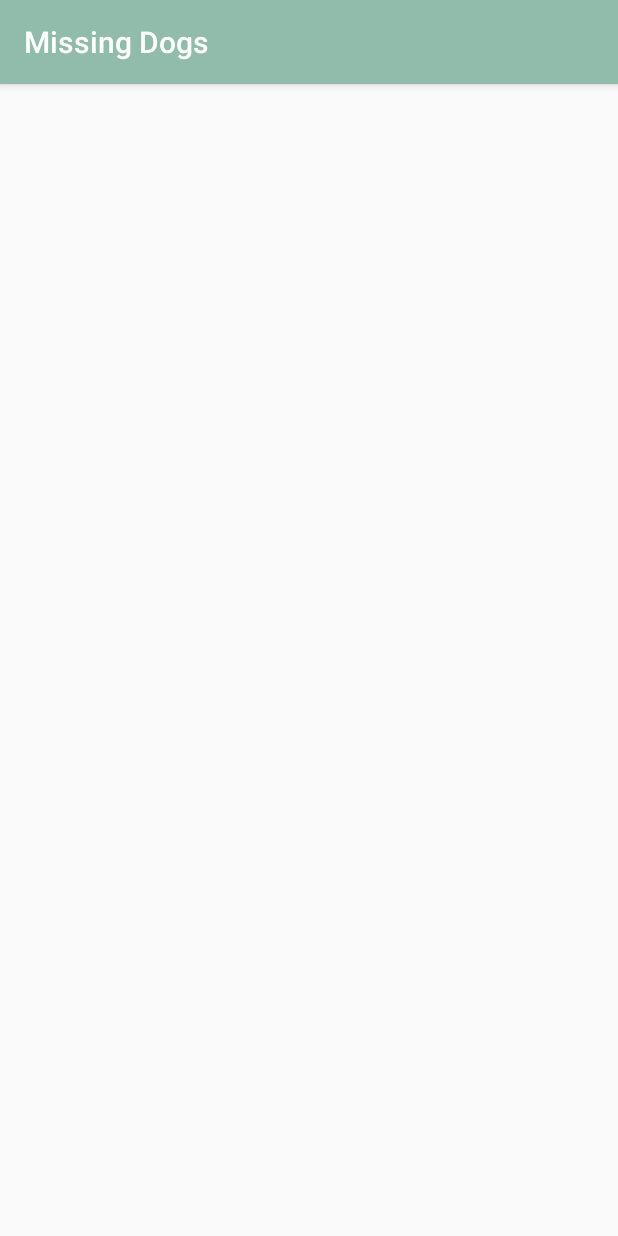
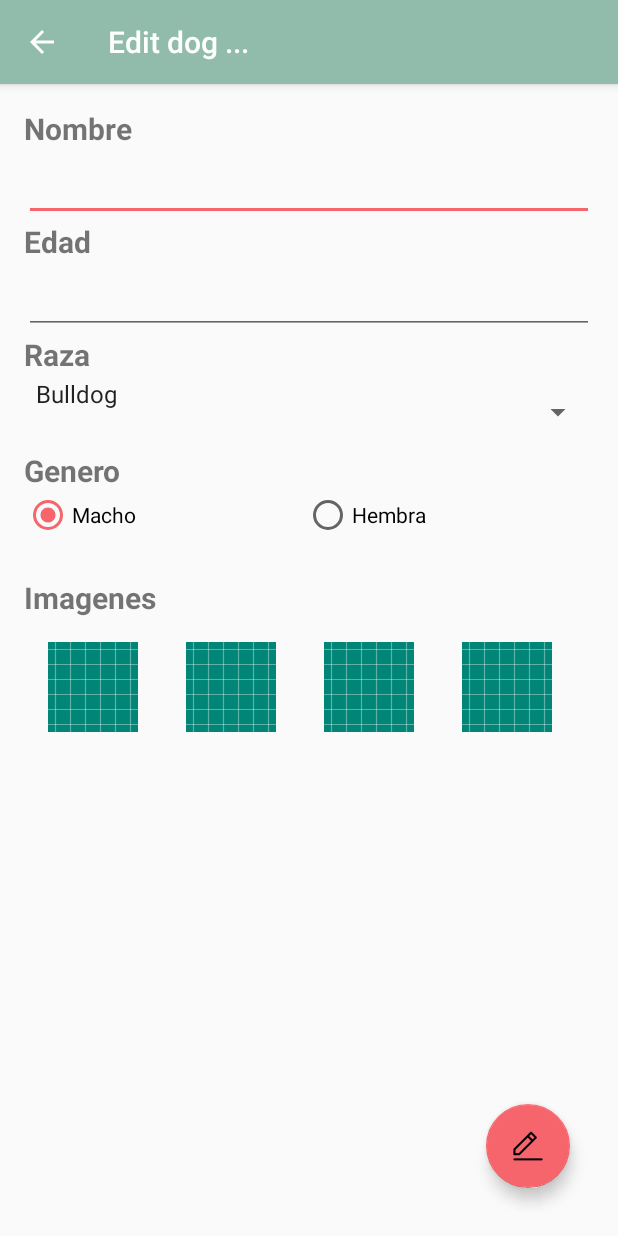
Before and after one commit to MiguelBalderrama97/Firebase, an Android app: the EditMyDog screen opened directly, with no data from a screen before it, on a phone screen of 412 x 824 dp. Run offline under Robolectric (Android 15) with nearby library versions, the phone set to English and light mode, and no system bars; our stand-ins replace Firebase (no records; nobody signed in at launch, a user with empty details on screens opened directly); 1 statement that could not run was skipped.

Commit message:
Layout EditDogs
Sin funcionamiento

```diff
--- a/Prototipo/app/src/main/AndroidManifest.xml
+++ b/Prototipo/app/src/main/AndroidManifest.xml
@@ -11,7 +11,13 @@
         android:roundIcon="@mipmap/ic_launcher_round"
         android:supportsRtl="true"
         android:theme="@style/AppTheme">
-        <activity android:name=".Activities.Activities.EditMyDog"></activity>
+        <activity
+            android:name=".Activities.Activities.EditMyDog"
+            android:parentActivityName=".Activities.Activities.MyDogs">
+            <meta-data
+                android:name="android.support.PARENT_ACTIVITY"
+                android:value=".Activities.Activities.MyDogs" />
+        </activity>
         <activity
             android:name=".Activities.Activities.ReportDog"
             android:parentActivityName=".Activities.Activities.MyDogs">
--- a/Prototipo/app/src/main/java/com/example/miguel/prototipo/Activities/Activities/AddMyDog.java
+++ b/Prototipo/app/src/main/java/com/example/miguel/prototipo/Activities/Activities/AddMyDog.java
@@ -123,6 +123,7 @@ public class AddMyDog extends AppCompatActivity implements AdapterView.OnItemSel
                     Perro perro = new Perro(R.mipmap.ic_perro,edad, R.mipmap.ic_perro2,R.mipmap.ic_perro3,R.mipmap.ic_perro4, nombre,raza,"Mike", genero);
                     reference.push().setValue(perro);
                     Toast.makeText(AddMyDog.this, "Perro agregado", Toast.LENGTH_SHORT).show();
+                    finish();
                 }
             }
         });
--- a/Prototipo/app/src/main/java/com/example/miguel/prototipo/Activities/Activities/EditMyDog.java
+++ b/Prototipo/app/src/main/java/com/example/miguel/prototipo/Activities/Activities/EditMyDog.java
@@ -1,13 +1,101 @@
 package com.example.miguel.prototipo.Activities.Activities;
 
+import android.support.design.widget.FloatingActionButton;
 import android.support.v7.app.AppCompatActivity;
 import android.os.Bundle;
+import android.view.View;
+import android.widget.AdapterView;
+import android.widget.ArrayAdapter;
+import android.widget.EditText;
+import android.widget.ImageButton;
+import android.widget.RadioButton;
+import android.widget.Spinner;
+import android.widget.Toast;
 
-public class EditMyDog extends AppCompatActivity {
+import com.example.miguel.prototipo.R;
+import com.google.firebase.database.DatabaseReference;
+import com.google.firebase.database.FirebaseDatabase;
+
+public class EditMyDog extends AppCompatActivity implements AdapterView.OnItemSelectedListener {
+
+    private FirebaseDatabase database = FirebaseDatabase.getInstance();
+    private DatabaseReference reference;
+
+    private EditText etxtNom, etxtEdad;
+    private Spinner spinnerRaza;
+    private RadioButton rbMas, rbFem;
+    private ImageButton btnImage1, btnImage2, btnImage3, btnImage4;
+    private FloatingActionButton fabEditDog;
 
     @Override
     protected void onCreate(Bundle savedInstanceState) {
         super.onCreate(savedInstanceState);
         setContentView(R.layout.activity_edit_my_dog);
+
+        etxtNom = findViewById(R.id.etxtEditNom);
+        etxtEdad = findViewById(R.id.etxtEditEdad);
+        spinnerRaza = findViewById(R.id.spinnerEditRaza);
+        rbMas = findViewById(R.id.rbMasEditDog);
+        rbFem = findViewById(R.id.rbFemEditDog);
+        btnImage1 = findViewById(R.id.imgBtnEdit1);
+        btnImage2 = findViewById(R.id.imgBtnEdit2);
+        btnImage3 = findViewById(R.id.imgBtnEdit3);
+        btnImage4 = findViewById(R.id.imgBtnEdit4);
+        fabEditDog = findViewById(R.id.fabEditDog);
+
+        ArrayAdapter<CharSequence> adapter = ArrayAdapter.createFromResource(this, R.array.razas_array, android.R.layout.simple_spinner_item);
+        adapter.setDropDownViewResource(android.R.layout.simple_spinner_dropdown_item);
+        spinnerRaza.setAdapter(adapter);
+
+        spinnerRaza.setOnItemSelectedListener(this);
+
+        getSupportActionBar().setTitle("Edit dog ...");
+
+        Bundle bundle = getIntent().getExtras();
+
+        final String PATH_MY_DOG = bundle.getString("ID");
+        reference = database.getReference(MainActivity.PATH_DOGS).child(PATH_MY_DOG);
+
+        btnImage1.setOnClickListener(new View.OnClickListener() {
+            @Override
+            public void onClick(View v) {
+
+            }
+        });
+        btnImage2.setOnClickListener(new View.OnClickListener() {
+            @Override
+            public void onClick(View v) {
+
+            }
+        });
+        btnImage3.setOnClickListener(new View.OnClickListener() {
+            @Override
+            public void onClick(View v) {
+
+            }
+        });
+        btnImage4.setOnClickListener(new View.OnClickListener() {
+            @Override
+            public void onClick(View v) {
+
+            }
+        });
+
+        fabEditDog.setOnClickListener(new View.OnClickListener() {
+            @Override
+            public void onClick(View v) {
+
+            }
+        });
+    }
+
+    @Override
+    public void onItemSelected(AdapterView<?> parent, View view, int position, long id) {
+
+    }
+
+    @Override
+    public void onNothingSelected(AdapterView<?> parent) {
+
     }
 }
--- a/Prototipo/app/src/main/java/com/example/miguel/prototipo/Activities/Activities/MyDogs.java
+++ b/Prototipo/app/src/main/java/com/example/miguel/prototipo/Activities/Activities/MyDogs.java
@@ -38,8 +38,8 @@ public class MyDogs extends AppCompatActivity implements ListView.OnItemClickLis
     private List<Perro> perros = new ArrayList<>();
     private AdapterMyDogs adapterMyDogs = new AdapterMyDogs(this, R.layout.list_item_mydogs, perros);
 
-    private Intent inAddDog, inReport;
-    private Bundle bDatos;
+    private Intent inAddDog, inReport, inEdit;
+    private Bundle bDatos, bEdit;
 
     @Override
     protected void onCreate(Bundle savedInstanceState) {
@@ -114,7 +114,7 @@ public class MyDogs extends AppCompatActivity implements ListView.OnItemClickLis
     }
 
     @Override
-    public void onItemClick(AdapterView<?> parent, View view, int position, long id) {
+    public void onItemClick(AdapterView<?> parent, View view, final int position, long id) {
         final Perro currentDog = perros.get(position);
 
         final DatabaseReference reference2 = reference.child(currentDog.getId());
@@ -125,7 +125,7 @@ public class MyDogs extends AppCompatActivity implements ListView.OnItemClickLis
         dlgMiDialog.setContentView(R.layout.cuadro_dialogo_mydogs);
 
         TextView txtNom;
-        Button btnEdit, btnStatus;
+        final Button btnEdit, btnStatus;
 
         txtNom = dlgMiDialog.findViewById(R.id.txtNomCuadroDialMyDog);
         btnEdit = dlgMiDialog.findViewById(R.id.btnEditCuadroDialMyDog);
@@ -136,7 +136,12 @@ public class MyDogs extends AppCompatActivity implements ListView.OnItemClickLis
         btnEdit.setOnClickListener(new View.OnClickListener() {
             @Override
             public void onClick(View v) {
-//                LANZAR ACTIVITY PARA EDITAR
+                dlgMiDialog.dismiss();
+                bEdit = new Bundle();
+                inEdit = new Intent(MyDogs.this, EditMyDog.class);
+                bEdit.putString("ID", perros.get(position).getId());
+                inEdit.putExtras(bEdit);
+                startActivity(inEdit);
             }
         });
 
--- a/Prototipo/app/src/main/res/layout/activity_edit_my_dog.xml
+++ b/Prototipo/app/src/main/res/layout/activity_edit_my_dog.xml
@@ -1,9 +1,139 @@
 <?xml version="1.0" encoding="utf-8"?>
-<android.support.constraint.ConstraintLayout xmlns:android="http://schemas.android.com/apk/res/android"
+<LinearLayout
+    xmlns:android="http://schemas.android.com/apk/res/android"
     xmlns:app="http://schemas.android.com/apk/res-auto"
     xmlns:tools="http://schemas.android.com/tools"
     android:layout_width="match_parent"
     android:layout_height="match_parent"
-    tools:context=".Activities.Activities.EditMyDog">
+    tools:context=".Activities.Activities.EditMyDog"
+    android:padding="16dp"
+    android:orientation="vertical">
 
-</android.support.constraint.ConstraintLayout>
+    <LinearLayout
+        android:layout_width="match_parent"
+        android:layout_height="wrap_content"
+        android:layout_weight="1"
+        android:orientation="vertical">
+
+        <TextView
+            android:layout_width="match_parent"
+            android:layout_height="wrap_content"
+            android:text="Nombre"
+            android:textSize="20dp"
+            android:textStyle="bold"/>
+
+        <EditText
+            android:id="@+id/etxtEditNom"
+            android:layout_width="match_parent"
+            android:layout_height="wrap_content"
+            android:textSize="20dp"
+            android:inputType="text"/>
+
+        <TextView
+            android:layout_width="match_parent"
+            android:layout_height="wrap_content"
+            android:text="Edad"
+            android:textSize="20dp"
+            android:textStyle="bold"/>
+
+        <EditText
+            android:id="@+id/etxtEditEdad"
+            android:layout_width="match_parent"
+            android:layout_height="wrap_content"
+            android:textSize="20dp"
+            android:inputType="number"/>
+
+        <TextView
+            android:layout_width="match_parent"
+            android:layout_height="wrap_content"
+            android:text="Raza"
+            android:textSize="20dp"
+            android:textStyle="bold"/>
+
+        <Spinner
+            android:id="@+id/spinnerEditRaza"
+            android:layout_width="match_parent"
+            android:layout_height="50dp"
+            android:paddingBottom="25dp"/>
+
+        <TextView
+            android:layout_width="wrap_content"
+            android:layout_height="wrap_content"
+            android:text="Genero"
+            android:textSize="20dp"
+            android:textStyle="bold"/>
+
+        <RadioGroup
+            android:id="@+id/rgGenEditDog"
+            android:layout_width="match_parent"
+            android:layout_height="wrap_content"
+            android:orientation="horizontal"
+            android:paddingBottom="25dp">
+            <RadioButton
+                android:id="@+id/rbMasEditDog"
+                android:layout_width="wrap_content"
+                android:layout_height="wrap_content"
+                android:layout_weight="1"
+                android:text="Macho"
+                android:checked="true"/>
+            <RadioButton
+                android:id="@+id/rbFemEditDog"
+                android:layout_width="wrap_content"
+                android:layout_height="wrap_content"
+                android:layout_weight="1"
+                android:text="Hembra"/>
+        </RadioGroup>
+
+        <TextView
+            android:layout_width="wrap_content"
+            android:layout_height="wrap_content"
+            android:text="Imagenes"
+            android:textSize="20dp"
+            android:textStyle="bold"/>
+
+        <LinearLayout
+            android:layout_width="match_parent"
+            android:layout_height="wrap_content"
+            android:orientation="horizontal">
+
+            <ImageButton
+                android:id="@+id/imgBtnEdit1"
+                android:layout_width="60dp"
+                android:layout_height="60dp"
+                android:src="@drawable/ic_launcher_background"
+                android:layout_margin="16dp"/>
+
+            <ImageButton
+                android:id="@+id/imgBtnEdit2"
+                android:layout_width="60dp"
+                android:layout_height="60dp"
+                android:src="@drawable/ic_launcher_background"
+                android:layout_margin="16dp"/>
+
+            <ImageButton
+                android:id="@+id/imgBtnEdit3"
+                android:layout_width="60dp"
+                android:layout_height="60dp"
+                android:src="@drawable/ic_launcher_background"
+                android:layout_margin="16dp"/>
+
+            <ImageButton
+                android:id="@+id/imgBtnEdit4"
+                android:layout_width="60dp"
+                android:layout_height="60dp"
+                android:src="@drawable/ic_launcher_background"
+                android:layout_margin="16dp"/>
+
+        </LinearLayout>
+
+    </LinearLayout>
+
+    <android.support.design.widget.FloatingActionButton
+        android:id="@+id/fabEditDog"
+        android:layout_width="wrap_content"
+        android:layout_height="wrap_content"
+        android:layout_gravity="bottom|end"
+        android:layout_margin="@dimen/fab_margin"
+        app:srcCompat="@mipmap/ic_edit" />
+
+</LinearLayout>
```
Also changed, not shown: Prototipo/app/src/main/ic_edit-web.png (added), Prototipo/app/src/main/res/mipmap-hdpi/ic_edit.png (added), Prototipo/app/src/main/res/mipmap-mdpi/ic_edit.png (added), Prototipo/app/src/main/res/mipmap-xhdpi/ic_edit.png (added), Prototipo/app/src/main/res/mipmap-xxhdpi/ic_edit.png (added), Prototipo/app/src/main/res/mipmap-xxxhdpi/ic_edit.png (added).
